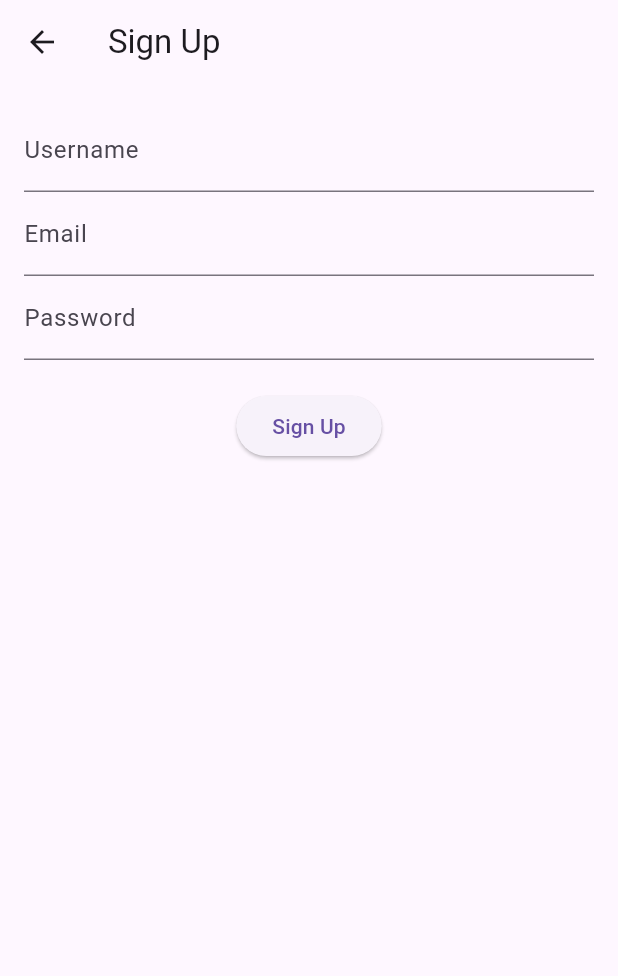
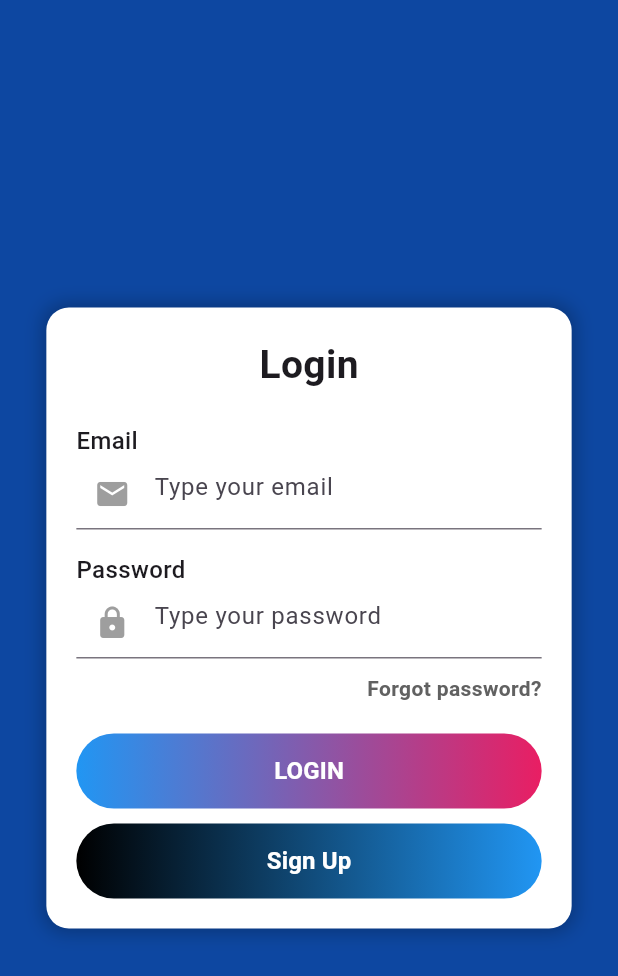
Before and after one commit to aprilli0406/JobZap_SUNY, a Flutter app: the screen it shows after launch, after a tap on "Sign Up", on a phone screen of 412 x 824 dp. Shown: the top 976 px of the screen. Run offline on Flutter 3.47's test engine with Material 3 defaults, Android fonts, the phone set to English and light mode, and no system bars.

Commit message:
login page replaced home page & login user interface done

```diff
--- a/lib/login_page.dart
+++ b/lib/login_page.dart
@@ -1,48 +1,120 @@
 import 'package:flutter/material.dart';
-import 'package:amplify_flutter/amplify_flutter.dart';
 
-class LoginPage extends StatefulWidget {
-  @override
-  _LoginPageState createState() => _LoginPageState();
-}
-
-class _LoginPageState extends State<LoginPage> {
-  final _usernameController = TextEditingController();
-  final _passwordController = TextEditingController();
-
-  Future<void> signIn() async {
-    try {
-      final result = await Amplify.Auth.signIn(
-        username: _usernameController.text.trim(),
-        password: _passwordController.text.trim(),
-      );
-      print('✅ Sign-in successful: $result');
-      ScaffoldMessenger.of(context).showSnackBar(
-        SnackBar(content: Text("Sign-in successful!")),
-      );
-      // Navigate to Home Screen after Login
-      Navigator.pushReplacementNamed(context, '/');
-    } catch (e) {
-      print('❌ Error signing in: $e');
-      ScaffoldMessenger.of(context).showSnackBar(
-        SnackBar(content: Text("Sign-in failed: $e")),
-      );
-    }
-  }
+class LoginPage extends StatelessWidget {
+  const LoginPage({Key? key}) : super(key: key);
 
   @override
   Widget build(BuildContext context) {
     return Scaffold(
-      appBar: AppBar(title: Text("Login")),
-      body: Padding(
-        padding: EdgeInsets.all(16),
-        child: Column(
-          children: [
-            TextField(controller: _usernameController, decoration: InputDecoration(labelText: "Username")),
-            TextField(controller: _passwordController, decoration: InputDecoration(labelText: "Password"), obscureText: true),
-            SizedBox(height: 20),
-            ElevatedButton(onPressed: signIn, child: Text("Log In")),
-          ],
+      backgroundColor: Colors.blue[900], // Background color matching your image
+      body: Center(
+        child: Container(
+          width: MediaQuery.of(context).size.width * 0.85, // Responsive card width
+          padding: const EdgeInsets.all(20),
+          decoration: BoxDecoration(
+            color: Colors.white,
+            borderRadius: BorderRadius.circular(15), // Rounded corners
+            boxShadow: [
+              BoxShadow(
+                color: Colors.black26,
+                blurRadius: 10,
+                spreadRadius: 2,
+              ),
+            ],
+          ),
+          child: Column(
+            mainAxisSize: MainAxisSize.min,
+            crossAxisAlignment: CrossAxisAlignment.start,
+            children: [
+              // Login Title
+              const Center(
+                child: Text(
+                  "Login",
+                  style: TextStyle(fontSize: 26, fontWeight: FontWeight.bold),
+                ),
+              ),
+              const SizedBox(height: 20),
+
+              // Email Input Field
+              const Text("Email", style: TextStyle(fontSize: 16, fontWeight: FontWeight.w500)),
+              TextField(
+                decoration: InputDecoration(
+                  prefixIcon: Icon(Icons.email, color: Colors.grey),
+                  hintText: "Type your email",
+                  border: UnderlineInputBorder(),
+                ),
+              ),
+              const SizedBox(height: 15),
+
+              // Password Input Field
+              const Text("Password", style: TextStyle(fontSize: 16, fontWeight: FontWeight.w500)),
+              TextField(
+                obscureText: true,
+                decoration: InputDecoration(
+                  prefixIcon: Icon(Icons.lock, color: Colors.grey),
+                  hintText: "Type your password",
+                  border: UnderlineInputBorder(),
+                ),
+              ),
+
+              const SizedBox(height: 10),
+
+              // Forgot Password
+              Align(
+                alignment: Alignment.centerRight,
+                child: Text(
+                  "Forgot password?",
+                  style: TextStyle(fontSize: 14, fontWeight: FontWeight.bold, color: Colors.grey[700]),
+                ),
+              ),
+
+              const SizedBox(height: 20),
+
+              // LOGIN BUTTON
+              Container(
+                width: double.infinity,
+                height: 50,
+                decoration: BoxDecoration(
+                  gradient: const LinearGradient(
+                    colors: [Colors.blue, Colors.pink],
+                    begin: Alignment.centerLeft,
+                    end: Alignment.centerRight,
+                  ),
+                  borderRadius: BorderRadius.circular(25),
+                ),
+                child: TextButton(
+                  onPressed: () {}, // Add login logic here
+                  child: const Text(
+                    "LOGIN",
+                    style: TextStyle(color: Colors.white, fontSize: 16, fontWeight: FontWeight.bold),
+                  ),
+                ),
+              ),
+
+              const SizedBox(height: 10),
+
+              // SIGN UP BUTTON
+              Container(
+                width: double.infinity,
+                height: 50,
+                decoration: BoxDecoration(
+                  gradient: const LinearGradient(
+                    colors: [Colors.black, Colors.blue],
+                    begin: Alignment.centerLeft,
+                    end: Alignment.centerRight,
+                  ),
+                  borderRadius: BorderRadius.circular(25),
+                ),
+                child: TextButton(
+                  onPressed: () {}, // Add signup logic here
+                  child: const Text(
+                    "Sign Up",
+                    style: TextStyle(color: Colors.white, fontSize: 16, fontWeight: FontWeight.bold),
+                  ),
+                ),
+              ),
+            ],
+          ),
         ),
       ),
     );
--- a/lib/main.dart
+++ b/lib/main.dart
@@ -1,90 +1,52 @@
 import 'package:flutter/material.dart';
-import 'package:amplify_flutter/amplify_flutter.dart';
-import 'package:amplify_auth_cognito/amplify_auth_cognito.dart';
-import 'amplifyconfiguration.dart';
 import 'login_page.dart';
-import 'signup_page.dart';
 
 void main() {
-  WidgetsFlutterBinding.ensureInitialized();
   runApp(MyApp());
 }
 
-class MyApp extends StatefulWidget {
+class MyApp extends StatelessWidget {
   @override
-  _MyAppState createState() => _MyAppState();
+  Widget build(BuildContext context) {
+    return MaterialApp(
+      title: 'JobZap',
+      theme: ThemeData(
+        primarySwatch: Colors.blue,
+      ),
+      home: HomeScreen(),
+    );
+  }
+}
+class HomeScreen extends StatefulWidget {
+  const HomeScreen({Key? key}) : super(key: key);
+
+  @override
+  _HomeScreenState createState() => _HomeScreenState();
 }
 
-class _MyAppState extends State<MyApp> {
-  bool _isConfigured = false;
-
+class _HomeScreenState extends State<HomeScreen> {
   @override
   void initState() {
     super.initState();
-    _configureAmplify();
-  }
 
-  Future<void> _configureAmplify() async {
-    try {
-      await Amplify.addPlugins([AmplifyAuthCognito()]);
-      await Amplify.configure(amplifyconfig);
-      print('✅ Amplify configured successfully');
-      setState(() {
-        _isConfigured = true;
-      });
-    } catch (e) {
-      print('❌ Error configuring Amplify: $e');
-    }
+    // Navigate to HomePage after 1.5 seconds
+    Future.delayed(Duration(seconds: 1, milliseconds: 500), () {
+      Navigator.pushReplacement(
+        context,
+        MaterialPageRoute(builder: (context) => LoginPage()),
+      );
+    });
   }
 
   @override
   Widget build(BuildContext context) {
-    return MaterialApp(
-      title: 'AWS Amplify Auth',
-      theme: ThemeData(primarySwatch: Colors.blue),
-      initialRoute: '/',
-      routes: {
-        '/': (context) => _isConfigured ? HomeScreen() : LoadingScreen(),
-        '/login': (context) => LoginPage(),
-        '/signup': (context) => SignUpPage(),
-      },
-    );
-  }
-}
-
-class HomeScreen extends StatelessWidget {
-  @override
-  Widget build(BuildContext context) {
     return Scaffold(
-      appBar: AppBar(title: Text('Home Page')),
       body: Center(
-        child: Column(
-          mainAxisAlignment: MainAxisAlignment.center,
-          children: [
-            Text("Welcome to JobZap!", style: TextStyle(fontSize: 24)),
-            SizedBox(height: 20),
-            ElevatedButton(
-              onPressed: () => Navigator.pushNamed(context, '/login'),
-              child: Text("Log In"),
-            ),
-            ElevatedButton(
-              onPressed: () => Navigator.pushNamed(context, '/signup'),
-              child: Text("Sign Up"),
-            ),
-          ],
+        child: Text(
+          'Welcome to JobZap!',
+          style: TextStyle(fontSize: 24, fontWeight: FontWeight.bold),
         ),
       ),
     );
   }
 }
-
-class LoadingScreen extends StatelessWidget {
-  @override
-  Widget build(BuildContext context) {
-    return Scaffold(
-      body: Center(
-        child: CircularProgressIndicator(),
-      ),
-    );
-  }
-}
--- a/lib/signup_page.dart
+++ /dev/null
@@ -1,56 +0,0 @@
-import 'package:flutter/material.dart';
-import 'package:amplify_flutter/amplify_flutter.dart';
-import 'package:amplify_auth_cognito/amplify_auth_cognito.dart';
-
-class SignUpPage extends StatefulWidget {
-  @override
-  _SignUpPageState createState() => _SignUpPageState();
-}
-
-class _SignUpPageState extends State<SignUpPage> {
-  final _usernameController = TextEditingController();
-  final _emailController = TextEditingController();
-  final _passwordController = TextEditingController();
-
-  Future<void> signUp() async {
-    try {
-      final result = await Amplify.Auth.signUp(
-        username: _usernameController.text.trim(),
-        password: _passwordController.text.trim(),
-        options: SignUpOptions(
-          userAttributes: {
-            AuthUserAttributeKey.email: _emailController.text.trim(),
-          },
-        ),
-      );
-      print('✅ Sign-up successful: $result');
-      ScaffoldMessenger.of(context).showSnackBar(
-        SnackBar(content: Text("Sign-up successful! Verify your email.")),
-      );
-    } catch (e) {
-      print('❌ Error signing up: $e');
-      ScaffoldMessenger.of(context).showSnackBar(
-        SnackBar(content: Text("Sign-up failed: $e")),
-      );
-    }
-  }
-
-  @override
-  Widget build(BuildContext context) {
-    return Scaffold(
-      appBar: AppBar(title: Text("Sign Up")),
-      body: Padding(
-        padding: EdgeInsets.all(16),
-        child: Column(
-          children: [
-            TextField(controller: _usernameController, decoration: InputDecoration(labelText: "Username")),
-            TextField(controller: _emailController, decoration: InputDecoration(labelText: "Email")),
-            TextField(controller: _passwordController, decoration: InputDecoration(labelText: "Password"), obscureText: true),
-            SizedBox(height: 20),
-            ElevatedButton(onPressed: signUp, child: Text("Sign Up")),
-          ],
-        ),
-      ),
-    );
-  }
-}
--- a/pubspec.yaml
+++ b/pubspec.yaml
@@ -37,7 +37,9 @@ dependencies:
   amplify_flutter: ^1.0.0
   amplify_auth_cognito: ^1.0.0
   amplify_storage_s3: ^1.0.0
+
   amplify_api: ^1.8.0
+
 
 dev_dependencies:
   flutter_test:
```
Also changed, not shown: lib/home_page.dart (deleted, +0 -42 lines), 2 other files.
